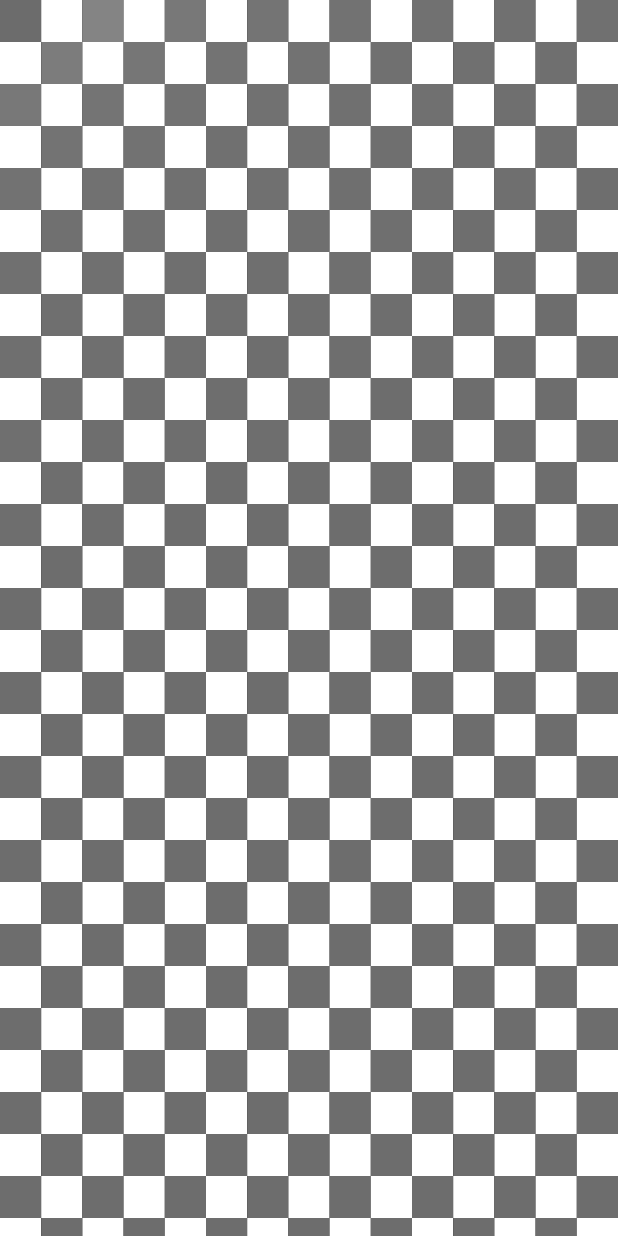
After one commit to eighty4/todai, a Flutter app: the first screen one second after launch, on a phone screen of 412 x 824 dp. The commit adds this screen. Run offline on Flutter 3.47's test engine with Material 2 defaults, Android fonts, the phone set to English and light mode, and no system bars; our stand-ins replace flutter_svg, shared_preferences.

Commit message:
reduce intro sequence complexity and swap future delayed for disposable timer api to not leak timer resources during widget tests

```diff
--- a/lib/main.dart
+++ b/lib/main.dart
@@ -2,7 +2,7 @@ import 'package:flutter/material.dart';
 import 'package:provider/provider.dart';
 import 'package:todai/background.dart';
 import 'package:todai/dimensions.dart';
-import 'package:todai/splash_screen/splash.dart';
+import 'package:todai/splash_screen/intro.dart';
 import 'package:todai/state.dart';
 import 'package:todai/time_blocks/count.dart';
 import 'package:todai/time_blocks/stack.dart';
--- /dev/null
+++ b/lib/splash_screen/checkerboard.dart
@@ -0,0 +1,186 @@
+import 'dart:async';
+import 'dart:math';
+
+import 'package:flutter/foundation.dart';
+import 'package:flutter/material.dart';
+import 'package:todai/background.dart';
+import 'package:todai/dimensions.dart';
+import 'package:todai/splash_screen/boxes.dart';
+
+const durationMS = 3000;
+
+enum CheckerboardPattern {
+  lightToDark,
+  darkToLight,
+}
+
+class AnimatedCheckerboard extends StatefulWidget {
+  final TodaiDimensions dimensions;
+  final VoidCallback onFinished;
+  final CheckerboardPattern pattern;
+  final List<AnimatedCheckerBox> boxes;
+
+  AnimatedCheckerboard(
+      {super.key,
+      required this.dimensions,
+      required this.onFinished,
+      required this.pattern})
+      : boxes = buildAnimatedBoxes(dimensions, pattern);
+
+  @override
+  State<AnimatedCheckerboard> createState() => _AnimatedCheckerboardState();
+
+  static List<AnimatedCheckerBox> buildAnimatedBoxes(
+      TodaiDimensions dimensions, CheckerboardPattern pattern) {
+    late final Color from;
+    late final Color to;
+    if (pattern == CheckerboardPattern.lightToDark) {
+      from = Colors.white;
+      to = Colors.black;
+    } else {
+      from = Colors.black;
+      to = Colors.white;
+    }
+    const waveLength = .3;
+    const firstWave = .2;
+    const secondWave = .5;
+    final boxesGrid = BoxesGrid.forDimensions(dimensions);
+    final List<AnimatedCheckerBox> boxes = [];
+    for (int x = 0; x < boxesGrid.columns; x++) {
+      for (int y = 0; y < boxesGrid.rows; y++) {
+        final waveOffset = (x + y) % 2 == 0 ? firstWave : secondWave;
+        final nth = (x * boxesGrid.columns) + (y * boxesGrid.rows);
+        final double checkerOffset = nth == 0 ? 0 : waveLength / nth;
+        final begin = waveOffset + checkerOffset;
+        late final double end;
+        if (kDebugMode) {
+          final calculated = begin + .2;
+          if (calculated > 1) {
+            print('ERROR');
+          }
+          end = min(1, calculated);
+        } else {
+          end = begin + .2;
+        }
+        boxes.add(AnimatedCheckerBox(
+          top: boxesGrid.boxSize.height * y,
+          left: boxesGrid.boxSize.width * x,
+          size: boxesGrid.boxSize,
+          intervalBegin: begin,
+          intervalEnd: end,
+          colorFrom: from,
+          colorTo: to,
+        ));
+      }
+    }
+    return boxes;
+  }
+}
+
+class _AnimatedCheckerboardState extends State<AnimatedCheckerboard> {
+  late final Timer backgroundTimer;
+  late final Timer completionTimer;
+
+  @override
+  void initState() {
+    super.initState();
+    backgroundTimer = Timer(const Duration(milliseconds: 1), changeBackground);
+    completionTimer = Timer(const Duration(milliseconds: durationMS), finish);
+  }
+
+  void changeBackground() {
+    if (widget.pattern == CheckerboardPattern.lightToDark) {
+      TodaiBackground.of(context).dark();
+    } else {
+      TodaiBackground.of(context).light();
+    }
+  }
+
+  void finish() {
+    widget.onFinished();
+  }
+
+  @override
+  void dispose() {
+    backgroundTimer.cancel();
+    completionTimer.cancel();
+    super.dispose();
+  }
+
+  @override
+  Widget build(BuildContext context) {
+    return Padding(
+      padding: EdgeInsets.only(top: widget.dimensions.devicePadding.top),
+      child: Stack(children: widget.boxes),
+    );
+  }
+}
+
+class AnimatedCheckerBox extends StatefulWidget {
+  final double top;
+  final double left;
+  final double intervalBegin;
+  final double intervalEnd;
+  final Size size;
+  final Color colorFrom;
+  final Color colorTo;
+
+  const AnimatedCheckerBox(
+      {super.key,
+      required this.top,
+      required this.left,
+      required this.size,
+      required this.intervalBegin,
+      required this.intervalEnd,
+      required this.colorFrom,
+      required this.colorTo});
+
+  @override
+  State<StatefulWidget> createState() => AnimatedCheckerBoxState();
+}
+
+class AnimatedCheckerBoxState extends State<AnimatedCheckerBox>
+    with SingleTickerProviderStateMixin {
+  late AnimationController _controller;
+  late Animation<Color?> _color;
+
+  @override
+  void initState() {
+    super.initState();
+    _controller = AnimationController(
+        vsync: this, duration: const Duration(milliseconds: durationMS));
+
+    _color = ColorTween(begin: widget.colorFrom, end: widget.colorTo).animate(
+      CurvedAnimation(
+        parent: _controller,
+        curve: Interval(widget.intervalBegin, widget.intervalEnd,
+            curve: Curves.ease),
+      ),
+    );
+
+    _controller.animateTo(1);
+  }
+
+  @override
+  void dispose() {
+    _controller.dispose();
+    super.dispose();
+  }
+
+  @override
+  Widget build(BuildContext context) {
+    return Positioned(
+      top: widget.top,
+      left: widget.left,
+      child: AnimatedBuilder(
+        animation: _controller,
+        builder: (context, child) {
+          return Container(
+              width: widget.size.width,
+              height: widget.size.height,
+              color: _color.value);
+        },
+      ),
+    );
+  }
+}
--- a/lib/splash_screen/splash.dart
+++ b/lib/splash_screen/intro.dart
@@ -1,8 +1,7 @@
 import 'package:flutter/material.dart';
 import 'package:todai/dimensions.dart';
-import 'package:todai/splash_screen/step1.dart';
-import 'package:todai/splash_screen/step2.dart';
-import 'package:todai/splash_screen/step3.dart';
+import 'package:todai/splash_screen/checkerboard.dart';
+import 'package:todai/splash_screen/robocaptcha.dart';
 
 class IntroSequence extends StatefulWidget {
   final TodaiDimensions dimensions;
@@ -25,25 +24,22 @@ class _IntroSequenceState extends State<IntroSequence> {
   SplashSequenceStep step = SplashSequenceStep.one;
 
   @override
-  void initState() {
-    super.initState();
-  }
-
-  @override
   Widget build(BuildContext context) {
     switch (step) {
       case SplashSequenceStep.one:
-        return IntroStep1(
+        return AnimatedCheckerboard(
             dimensions: widget.dimensions,
-            onFinished: () => setState(() => step = SplashSequenceStep.two));
+            onFinished: () => setState(() => step = SplashSequenceStep.two),
+            pattern: CheckerboardPattern.lightToDark);
       case SplashSequenceStep.two:
-        return IntroStep2(
+        return RoboCaptcha(
             dimensions: widget.dimensions,
             onFinished: () => setState(() => step = SplashSequenceStep.three));
       case SplashSequenceStep.three:
-        return IntroStep3(
+        return AnimatedCheckerboard(
             dimensions: widget.dimensions,
-            onFinished: () => widget.onFinished());
+            onFinished: () => widget.onFinished(),
+            pattern: CheckerboardPattern.darkToLight);
     }
   }
 }
```
Also changed, not shown: lib/splash_screen/robocaptcha.dart (renamed from lib/splash_screen/step2.dart, +5 -5 lines), lib/splash_screen/step1.dart (deleted, +0 -195 lines), lib/splash_screen/step3.dart (deleted, +0 -44 lines), 1 other file.
